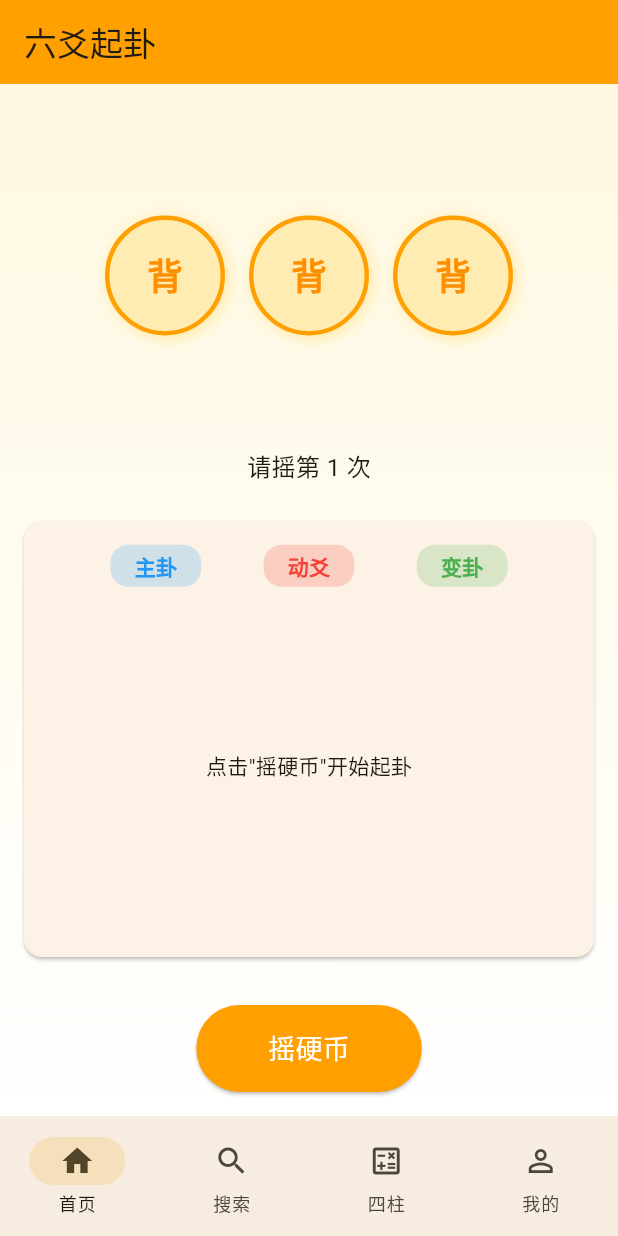
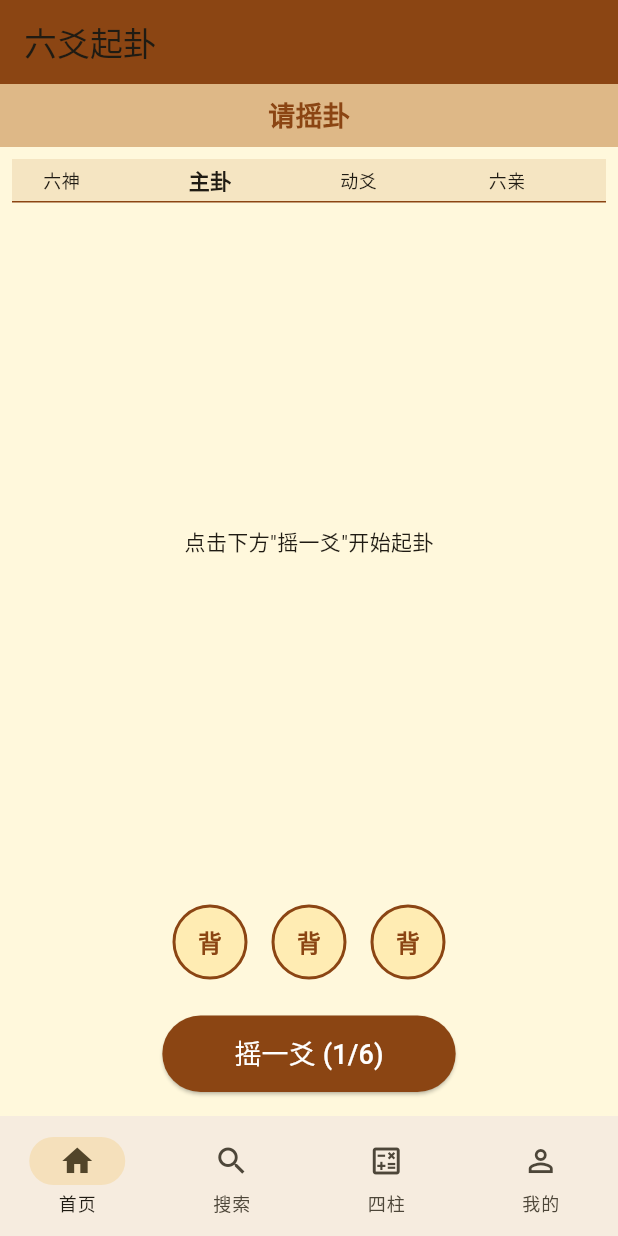
Before and after one commit to tanhws/yijing_flutter, a Flutter app: the screen it shows after launch, on a phone screen of 412 x 824 dp. Run offline on Flutter 3.47's test engine with Material 3 defaults, Android fonts, the phone set to English and light mode, and no system bars; our stand-ins replace shared_preferences; Roboto replaces fonts that are missing (Noto Sans SC).

Commit message:
重构首页布局：还原传统六爻卦盘样式（四列显示：六神/主卦/动爻/六亲）

```diff
--- a/lib/presentation/fragments/home_fragment.dart
+++ b/lib/presentation/fragments/home_fragment.dart
@@ -1,5 +1,6 @@
 import 'dart:math';
 import 'package:flutter/material.dart';
+import 'package:flutter/services.dart';
 import '../../data/models/liu_shisigua_data.dart';
 import '../../data/models/liuyao_model.dart';
 import '../../data/services/liuyao_service.dart';
@@ -11,34 +12,40 @@ class HomeFragment extends StatefulWidget {
   State<HomeFragment> createState() => _HomeFragmentState();
 }
 
-class _HomeFragmentState extends State<HomeFragment> with SingleTickerProviderStateMixin {
+class _HomeFragmentState extends State<HomeFragment> with TickerProviderStateMixin {
   final LiuYaoService _service = LiuYaoService();
 
+  // 动画控制器
+  late AnimationController _coinAnimController;
+  late Animation<double> _coinAnimation;
+
   // 硬币状态
-  List<int> _coinResults = [0, 0, 0]; // 0=背, 1=正
+  List<int> _coinResults = [0, 0, 0];
   bool _isAnimating = false;
-  int _throwCount = 0; // 已摇次数
+  int _throwCount = 0;
 
   // 结果
   LiuYaoResult? _result;
   Map<String, Map<String, String>?>? _hexagrams;
   List<int> _changingPositions = [];
+  List<String> _leftLiuQin = [];
+  List<String> _rightLiuQin = [];
+  List<String> _leftLiuShen = [];
 
-  // 动画控制器
-  late AnimationController _animController;
-  late Animation<double> _flipAnimation;
+  // 六神
+  final List<String> _liuShen = ['青龙', '朱雀', '勾陈', '螣蛇', '白虎', '玄武'];
 
   @override
   void initState() {
     super.initState();
-    _animController = AnimationController(
-      duration: const Duration(milliseconds: 1500),
+    _coinAnimController = AnimationController(
+      duration: const Duration(milliseconds: 1000),
       vsync: this,
     );
-    _flipAnimation = Tween<double>(begin: 0, end: 1).animate(
-      CurvedAnimation(parent: _animController, curve: Curves.easeInOut),
+    _coinAnimation = Tween<double>(begin: 0, end: 1).animate(
+      CurvedAnimation(parent: _coinAnimController, curve: Curves.easeInOut),
     );
-    _animController.addStatusListener((status) {
+    _coinAnimController.addStatusListener((status) {
       if (status == AnimationStatus.completed) {
         setState(() => _isAnimating = false);
       }
@@ -50,18 +57,42 @@ class _HomeFragmentState extends State<HomeFragment> with SingleTickerProviderSt
   Future<void> _loadSavedResult() async {
     final saved = await _service.loadResult();
     if (saved != null && saved.flag >= 6) {
+      _applyResult(saved);
+    }
+  }
+
+  void _applyResult(LiuYaoResult result) {
+    final hexagrams = _service.getBothHexagrams(result);
+    final changing = _service.getChangingYaoPositions(result.dongyao);
+
+    // 计算六亲和六神
+    if (hexagrams['zhugua'] != null) {
+      final naDiZhi = LiuYaoService.naDiZhi(result.zhugua, hexagrams['zhugua']!['wuxin']!);
+      _leftLiuQin = LiuYaoService.getLiuQin(
+        hexagrams['zhugua']!['wuxin']!.substring(0, 1),
+        naDiZhi,
+        hexagrams['zhugua']!['wuxin']!,
+      );
+      _rightLiuQin = LiuYaoService.getLiuQin(
+        hexagrams['zhugua']!['wuxin']!.substring(0, 1),
+        naDiZhi,
+        hexagrams['zhugua']!['wuxin']!,
+      );
+      _leftLiuShen = _liuShen;
+    }
+
     setState(() {
-        _result = saved;
-        _hexagrams = _service.getBothHexagrams(saved);
-        _changingPositions = _service.getChangingYaoPositions(saved.dongyao);
+      _result = result;
+      _hexagrams = hexagrams;
+      _changingPositions = changing;
       _throwCount = 6;
+      _coinResults = [1, 1, 1];
     });
-    }
   }
 
   @override
   void dispose() {
-    _animController.dispose();
+    _coinAnimController.dispose();
     super.dispose();
   }
 
@@ -77,82 +108,28 @@ class _HomeFragmentState extends State<HomeFragment> with SingleTickerProviderSt
     });
 
     // 播放动画
-    await _animController.forward(from: 0);
+    await _coinAnimController.forward(from: 0);
 
-    // 执行起卦
+    // 执行起卦（每次都重新起完整的卦，模拟用户摇6次）
     final result = _service.divine();
-    final hexagrams = _service.getBothHexagrams(result);
-    final changing = _service.getChangingYaoPositions(result.dongyao);
-
-    setState(() {
-      _result = result;
-      _hexagrams = hexagrams;
-      _changingPositions = changing;
-      _throwCount++;
-    });
+    _applyResult(result);
 
     // 保存结果
     await _service.saveResult(result);
-
-    // 如果完成了6次，显示卦象信息
-    if (_throwCount == 6) {
-      _showHexagramDialog();
-    }
   }
 
-  void _reset() {
+  void _reset() async {
+    await _service.clearResult();
     setState(() {
       _throwCount = 0;
       _result = null;
       _hexagrams = null;
       _changingPositions = [];
+      _leftLiuQin = [];
+      _rightLiuQin = [];
+      _leftLiuShen = [];
       _coinResults = [0, 0, 0];
     });
-    _service.clearResult();
-  }
-
-  void _showHexagramDialog() {
-    if (_hexagrams == null || _hexagrams!['zhugua'] == null) return;
-
-    showDialog(
-      context: context,
-      builder: (ctx) => AlertDialog(
-        title: const Text('卦象结果'),
-        content: Column(
-          mainAxisSize: MainAxisSize.min,
-          crossAxisAlignment: CrossAxisAlignment.start,
-          children: [
-            _buildHexagramInfo('主卦', _hexagrams!['zhugua']!),
-            const SizedBox(height: 16),
-            _buildHexagramInfo('变卦', _hexagrams!['biangua']!),
-            const SizedBox(height: 16),
-            if (_changingPositions.isNotEmpty)
-              Text('动爻位置: ${_changingPositions.map((i) => i + 1).join(', ')}'),
-          ],
-        ),
-        actions: [
-          TextButton(
-            onPressed: () => Navigator.pop(ctx),
-            child: const Text('确定'),
-          ),
-        ],
-      ),
-    );
-  }
-
-  Widget _buildHexagramInfo(String title, Map<String, String> info) {
-    return Column(
-      crossAxisAlignment: CrossAxisAlignment.start,
-      children: [
-        Text(
-          '$title：${info['guaxiang']}',
-          style: const TextStyle(fontSize: 18, fontWeight: FontWeight.bold),
-        ),
-        Text('宫位：${info['gong']}'),
-        Text('五行：${info['wuxin']}'),
-        Text('世爻：${info['shiyao']} 应爻：${info['yingyao']}'),
-      ],
-    );
   }
 
   @override
@@ -160,76 +137,33 @@ class _HomeFragmentState extends State<HomeFragment> with SingleTickerProviderSt
     return Scaffold(
       appBar: AppBar(
         title: const Text('六爻起卦'),
-        backgroundColor: Colors.amber[700],
+        backgroundColor: const Color(0xFF8B4513), // 棕色主题
         actions: [
           if (_throwCount > 0)
             IconButton(
               icon: const Icon(Icons.refresh),
               onPressed: _reset,
-              tooltip: '重新起卦',
             ),
         ],
       ),
       body: Container(
-        decoration: BoxDecoration(
-          gradient: LinearGradient(
-            begin: Alignment.topCenter,
-            end: Alignment.bottomCenter,
-            colors: [Colors.amber[50]!, Colors.white],
-          ),
-        ),
+        color: const Color(0xFFFFF8DC), // 米色背景
         child: SafeArea(
           child: Column(
             children: [
-              const SizedBox(height: 20),
-              // 时间显示
-              if (_result != null)
-                Padding(
-                  padding: const EdgeInsets.all(8.0),
-                  child: Text(
-                    '${_result!.dataTime}  ${_result!.dayInGanZhi}',
-                    style: TextStyle(fontSize: 16, color: Colors.grey[600]),
-                  ),
+              // 顶部时间显示
+              _buildHeader(),
+
+              // 卦盘区域
+              Expanded(
+                child: _buildHexagramBoard(),
               ),
 
               // 硬币区域
-              Expanded(
-                flex: 2,
-                child: _buildCoinArea(),
-              ),
-
-              // 提示文字
-              Padding(
-                padding: const EdgeInsets.all(8.0),
-                child: Text(
-                  _throwCount < 6
-                      ? '请摇第 ${_throwCount + 1} 次'
-                      : '起卦完成，点击卦名查看详情',
-                  style: const TextStyle(fontSize: 16),
-                ),
-              ),
-
-              // 六爻显示区
-              Expanded(
-                flex: 3,
-                child: _buildHexagramArea(),
-              ),
+              _buildCoinArea(),
 
               // 按钮
-              Padding(
-                padding: const EdgeInsets.all(16.0),
-                child: ElevatedButton(
-                  onPressed: _throwCount < 6 && !_isAnimating ? _throwCoins : null,
-                  style: ElevatedButton.styleFrom(
-                    backgroundColor: Colors.amber[700],
-                    padding: const EdgeInsets.symmetric(horizontal: 48, vertical: 16),
-                  ),
-                  child: Text(
-                    _throwCount >= 6 ? '重新起卦' : '摇硬币',
-                    style: const TextStyle(fontSize: 18, color: Colors.white),
-                  ),
-                ),
-              ),
+              _buildBottomButton(),
             ],
           ),
         ),
@@ -237,155 +171,207 @@ class _HomeFragmentState extends State<HomeFragment> with SingleTickerProviderSt
     );
   }
 
-  Widget _buildCoinArea() {
-    return AnimatedBuilder(
-      animation: _flipAnimation,
-      builder: (context, child) {
-        return Row(
-          mainAxisAlignment: MainAxisAlignment.center,
-          children: List.generate(3, (index) {
-            final isFlipped = _flipAnimation.value > (index * 0.3) && _flipAnimation.value < (index * 0.3 + 0.5);
-            return Transform(
-              alignment: Alignment.center,
-              transform: Matrix4.identity()
-                ..setEntry(3, 2, 0.001)
-                ..rotateX(isFlipped ? 3.14159 : 0),
-              child: Container(
-                margin: const EdgeInsets.symmetric(horizontal: 8),
-                width: 80,
-                height: 80,
-                decoration: BoxDecoration(
-                  shape: BoxShape.circle,
-                  color: Colors.amber[100],
-                  border: Border.all(color: Colors.amber[700]!, width: 3),
-                  boxShadow: [
-                    BoxShadow(
-                      color: Colors.amber.withOpacity(0.3),
-                      blurRadius: 8,
-                      offset: const Offset(2, 2),
-                    ),
-                  ],
-                ),
+  Widget _buildHeader() {
+    return Container(
+      padding: const EdgeInsets.symmetric(vertical: 8),
+      color: const Color(0xFFDEB887),
       child: Center(
         child: Text(
-                    _coinResults[index] == 1 ? '正' : '背',
-                    style: TextStyle(
-                      fontSize: 24,
+          _result != null ? '${_result!.dataTime}  ${_result!.dayInGanZhi}' : '请摇卦',
+          style: const TextStyle(
+            fontSize: 18,
+            color: Color(0xFF8B4513),
             fontWeight: FontWeight.bold,
-                      color: Colors.amber[800],
           ),
-                  ),
-                ),
-              ),
-            );
-          }),
-        );
-      },
-    );
-  }
-
-  Widget _buildHexagramArea() {
-    return Card(
-      margin: const EdgeInsets.all(16),
-      child: Padding(
-        padding: const EdgeInsets.all(16),
-        child: Column(
-          children: [
-            // 主卦/变卦标签
-            Row(
-              mainAxisAlignment: MainAxisAlignment.spaceEvenly,
-              children: [
-                _buildLabel('主卦', Colors.blue),
-                _buildLabel('动爻', Colors.red),
-                _buildLabel('变卦', Colors.green),
-              ],
-            ),
-            const SizedBox(height: 8),
-            // 爻行显示
-            Expanded(
-              child: _result == null
-                  ? const Center(child: Text('点击"摇硬币"开始起卦'))
-                  : _buildYaoLines(),
-            ),
-          ],
         ),
       ),
     );
   }
 
-  Widget _buildLabel(String text, Color color) {
-    return Container(
-      padding: const EdgeInsets.symmetric(horizontal: 16, vertical: 4),
-      decoration: BoxDecoration(
-        color: color.withOpacity(0.2),
-        borderRadius: BorderRadius.circular(12),
+  Widget _buildHexagramBoard() {
+    return Card(
+      margin: const EdgeInsets.all(8),
+      color: const Color(0xFFFFF8DC),
+      elevation: 0,
+      child: Column(
+        children: [
+          // 表头
+          _buildBoardHeader(),
+          const Divider(height: 1, color: Color(0xFF8B4513)),
+          // 六爻行
+          Expanded(
+            child: _result == null
+                ? const Center(child: Text('点击下方"摇一爻"开始起卦'))
+                : _buildSixYaoRows(),
           ),
-      child: Text(
-        text,
-        style: TextStyle(
-          color: color,
-          fontWeight: FontWeight.bold,
-        ),
+        ],
       ),
     );
   }
 
-  Widget _buildYaoLines() {
+  Widget _buildBoardHeader() {
+    return Container(
+      color: const Color(0xFFDEB887).withOpacity(0.3),
+      padding: const EdgeInsets.symmetric(vertical: 4),
+      child: const Row(
+        children: [
+          Expanded(flex: 1, child: Center(child: Text('六神', style: TextStyle(fontSize: 12)))),
+          Expanded(flex: 2, child: Center(child: Text('主卦', style: TextStyle(fontSize: 14, fontWeight: FontWeight.bold)))),
+          Expanded(flex: 1, child: Center(child: Text('动爻', style: TextStyle(fontSize: 12)))),
+          Expanded(flex: 2, child: Center(child: Text('六亲', style: TextStyle(fontSize: 12)))),
+        ],
+      ),
+    );
+  }
+
+  Widget _buildSixYaoRows() {
     return Column(
       children: List.generate(6, (index) {
-        final reversedIndex = 5 - index; // 从上爻开始显示
-        final zhuguaYao = _result!.zhugua[reversedIndex];
-        final bianguaYao = _result!.biangua[reversedIndex];
-        final dongyaoMark = _result!.dongyao[reversedIndex];
+        final reversedIndex = 5 - index; // 从上爻开始
+        return _buildYaoRow(reversedIndex);
+      }),
+    );
+  }
+
+  Widget _buildYaoRow(int index) {
+    final zhuguaYao = _result!.zhugua[index];
+    final bianguaYao = _result!.biangua[index];
+    final dongyaoMark = _result!.dongyao[index];
     final isChanging = dongyaoMark == '2' || dongyaoMark == '3';
 
     return Container(
-          height: 40,
-          margin: const EdgeInsets.symmetric(vertical: 2),
+      height: 44,
       decoration: BoxDecoration(
-            color: isChanging ? Colors.red[50] : Colors.grey[50],
-            borderRadius: BorderRadius.circular(4),
+        color: isChanging ? Colors.red.withOpacity(0.1) : Colors.transparent,
+        border: Border(
+          bottom: BorderSide(color: Colors.brown.withOpacity(0.2)),
+        ),
       ),
       child: Row(
         children: [
-              // 主卦爻
+          // 六神
           Expanded(
+            flex: 1,
             child: Center(
               child: Text(
-                    zhuguaYao == '1' ? '━━━' : '━ ━',
+                _leftLiuShen.isNotEmpty ? _leftLiuShen[index] : '',
                 style: TextStyle(
-                      fontSize: 20,
-                      color: Colors.blue[700],
+                  fontSize: 12,
+                  color: _getLiuShenColor(index),
                 ),
               ),
             ),
           ),
+          // 主卦爻
+          Expanded(
+            flex: 2,
+            child: Row(
+              mainAxisAlignment: MainAxisAlignment.center,
+              children: [
+                // 左卦
+                _buildYaoImage(zhuguaYao == '1', isChangable: false),
+                const SizedBox(width: 8),
+                // 右卦
+                _buildYaoImage(bianguaYao == '1', isChangable: false),
+              ],
+            ),
+          ),
           // 动爻标记
-              Container(
-                width: 40,
+          Expanded(
+            flex: 1,
             child: Center(
               child: Text(
                 isChanging ? '⚡' : '',
-                    style: const TextStyle(fontSize: 16),
+                style: const TextStyle(fontSize: 18),
               ),
             ),
           ),
-              // 变卦爻
+          // 六亲
           Expanded(
+            flex: 2,
             child: Center(
               child: Text(
-                    bianguaYao == '1' ? '━━━' : '━ ━',
-                    style: TextStyle(
-                      fontSize: 20,
-                      color: Colors.green[700],
-                    ),
+                _leftLiuQin.isNotEmpty ? _leftLiuQin[index] : '',
+                style: const TextStyle(fontSize: 12, color: Colors.orange),
               ),
             ),
           ),
         ],
       ),
     );
+  }
+
+  Widget _buildYaoImage(bool isYang, {bool isChangable = false}) {
+    return Container(
+      width: 30,
+      height: 6,
+      decoration: BoxDecoration(
+        color: isYang ? Colors.black : Colors.white,
+        border: Border.all(color: Colors.black, width: 1.5),
+        borderRadius: BorderRadius.circular(2),
+      ),
+    );
+  }
+
+  Color _getLiuShenColor(int index) {
+    const colors = [Colors.green, Colors.red, Colors.brown, Colors.purple, Colors.grey, Colors.blue];
+    return colors[index % colors.length];
+  }
+
+  Widget _buildCoinArea() {
+    return Container(
+      padding: const EdgeInsets.symmetric(vertical: 8),
+      child: Row(
+        mainAxisAlignment: MainAxisAlignment.center,
+        children: List.generate(3, (index) {
+          return AnimatedBuilder(
+            animation: _coinAnimation,
+            builder: (context, child) {
+              final angle = _isAnimating ? _coinAnimation.value * 2 * pi : 0.0;
+              return Transform.rotate(
+                angle: angle,
+                child: Container(
+                  margin: const EdgeInsets.symmetric(horizontal: 8),
+                  width: 50,
+                  height: 50,
+                  decoration: BoxDecoration(
+                    shape: BoxShape.circle,
+                    color: Colors.amber[100],
+                    border: Border.all(color: const Color(0xFF8B4513), width: 2),
+                  ),
+                  child: Center(
+                    child: Text(
+                      _coinResults[index] == 1 ? '正' : '背',
+                      style: const TextStyle(
+                        fontSize: 16,
+                        fontWeight: FontWeight.bold,
+                        color: Color(0xFF8B4513),
+                      ),
+                    ),
+                  ),
+                ),
+              );
+            },
+          );
         }),
+      ),
+    );
+  }
+
+  Widget _buildBottomButton() {
+    return Container(
+      padding: const EdgeInsets.all(16),
+      child: ElevatedButton(
+        onPressed: _throwCount < 6 && !_isAnimating ? _throwCoins : _reset,
+        style: ElevatedButton.styleFrom(
+          backgroundColor: const Color(0xFF8B4513),
+          padding: const EdgeInsets.symmetric(horizontal: 48, vertical: 12),
+        ),
+        child: Text(
+          _throwCount < 6 ? '摇一爻 (${_throwCount + 1}/6)' : '重新起卦',
+          style: const TextStyle(fontSize: 18, color: Colors.white),
+        ),
+      ),
     );
   }
 }
```
Lines whose indentation alone changed are shown as unchanged.
